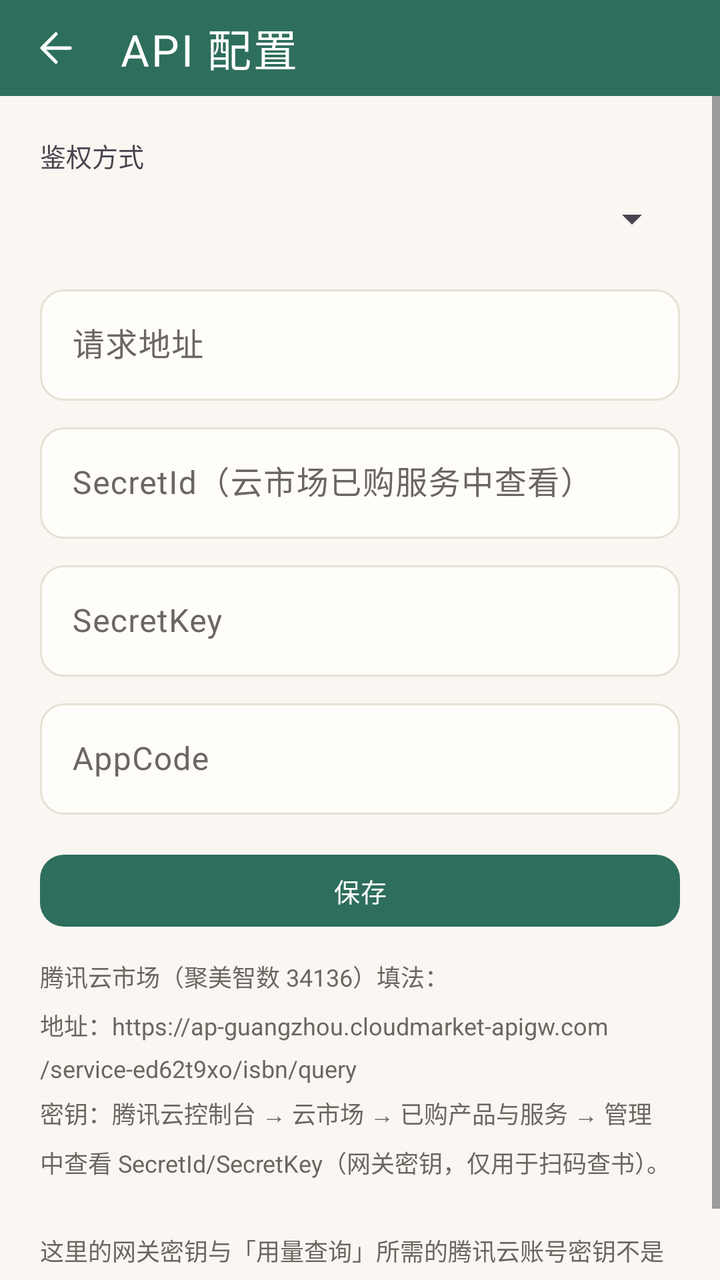
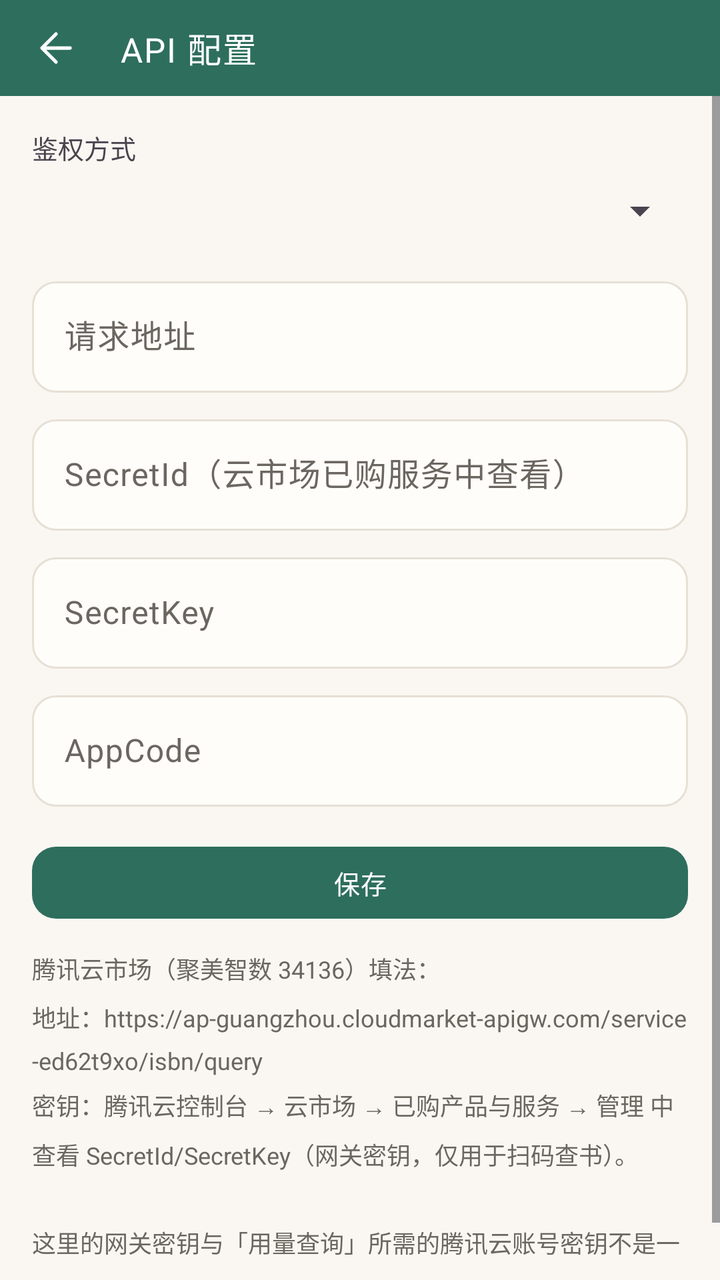

An Android layout rendered at two revisions. The XML below is the earlier revision; the diff shows what the commit changed to produce the second picture.
<!-- AndroidManifest.xml: application theme Theme.Bookshelf -->
<!-- res/layout/activity_api_config.xml -->
<?xml version="1.0" encoding="utf-8"?>
<LinearLayout xmlns:android="http://schemas.android.com/apk/res/android"
    xmlns:app="http://schemas.android.com/apk/res-auto"
    android:layout_width="match_parent"
    android:layout_height="match_parent"
    android:orientation="vertical">

    <com.google.android.material.appbar.MaterialToolbar
        android:id="@+id/toolbar"
        style="@style/Widget.Bookshelf.Toolbar"
        android:layout_width="match_parent"
        android:layout_height="@dimen/toolbar_h"
        app:navigationIcon="@drawable/ic_back"
        app:title="API 配置" />

    <ScrollView
        android:layout_width="match_parent"
        android:layout_height="0dp"
        android:layout_weight="1"
        android:fillViewport="true"
        android:scrollbars="vertical">

                <androidx.constraintlayout.widget.ConstraintLayout
            android:layout_width="match_parent"
            android:layout_height="wrap_content">

<LinearLayout
            android:layout_width="0dp"
            android:layout_height="wrap_content"
            android:orientation="vertical"
            android:padding="20dp"
                    app:layout_constraintWidth_max="@dimen/content_max_width"
                    app:layout_constraintStart_toStartOf="parent"
                    app:layout_constraintEnd_toEndOf="parent"
                    app:layout_constraintHorizontal_bias="0.5"
                    app:layout_constraintTop_toTopOf="parent"
                    app:layout_constraintBottom_toBottomOf="parent"
                >

            <TextView
                android:layout_width="wrap_content"
                android:layout_height="wrap_content"
                android:text="鉴权方式"
                android:textSize="13sp" />

            <Spinner
                android:id="@+id/sp_auth_type"
                android:layout_width="match_parent"
                android:layout_height="wrap_content"
                android:minHeight="44dp" />

            <com.google.android.material.textfield.TextInputLayout
                android:id="@+id/til_base_url"
                android:layout_width="match_parent"
                android:layout_height="wrap_content"
                android:layout_marginTop="8dp"
                android:hint="请求地址">

                <com.google.android.material.textfield.TextInputEditText
                    android:id="@+id/et_base_url"
                    android:layout_width="match_parent"
                    android:layout_height="wrap_content"
                    android:inputType="textUri" />
            </com.google.android.material.textfield.TextInputLayout>

            
            <com.google.android.material.textfield.TextInputLayout
                android:id="@+id/til_secret_id"
                android:layout_width="match_parent"
                android:layout_height="wrap_content"
                android:layout_marginTop="8dp"
                android:hint="SecretId（云市场已购服务中查看）">

                <com.google.android.material.textfield.TextInputEditText
                    android:id="@+id/et_secret_id"
                    android:layout_width="match_parent"
                    android:layout_height="wrap_content" />
            </com.google.android.material.textfield.TextInputLayout>

            <com.google.android.material.textfield.TextInputLayout
                android:id="@+id/til_secret_key"
                android:layout_width="match_parent"
                android:layout_height="wrap_content"
                android:layout_marginTop="8dp"
                android:hint="SecretKey">

                <com.google.android.material.textfield.TextInputEditText
                    android:id="@+id/et_secret_key"
                    android:layout_width="match_parent"
                    android:layout_height="wrap_content" />
            </com.google.android.material.textfield.TextInputLayout>

            
            <com.google.android.material.textfield.TextInputLayout
                android:id="@+id/til_appcode"
                android:layout_width="match_parent"
                android:layout_height="wrap_content"
                android:layout_marginTop="8dp"
                android:hint="AppCode">

                <com.google.android.material.textfield.TextInputEditText
                    android:id="@+id/et_appcode"
                    android:layout_width="match_parent"
                    android:layout_height="wrap_content" />
            </com.google.android.material.textfield.TextInputLayout>

            <com.google.android.material.button.MaterialButton
                android:id="@+id/btn_save"
                android:layout_width="match_parent"
                android:layout_height="wrap_content"
                android:layout_marginTop="16dp"
                android:text="保存" />

            <TextView
                android:layout_width="match_parent"
                android:layout_height="wrap_content"
                android:layout_marginTop="12dp"
                android:lineSpacingMultiplier="1.4"
                android:text="腾讯云市场（聚美智数 34136）填法：\n地址：https://ap-guangzhou.cloudmarket-apigw.com/service-ed62t9xo/isbn/query\n密钥：腾讯云控制台 → 云市场 → 已购产品与服务 → 管理 中查看 SecretId/SecretKey（网关密钥，仅用于扫码查书）。\n\n这里的网关密钥与「用量查询」所需的腾讯云账号密钥不是一套，用量查询请前往「用量查询」页填写。"
                android:textSize="12sp"
                android:textColor="?attr/on_surface_variant" />
        </LinearLayout>
        </androidx.constraintlayout.widget.ConstraintLayout>
    </ScrollView>
</LinearLayout>
<!-- resources referenced by this layout -->
<resources>
  <dimen name="content_max_width">9999dp</dimen>
  <dimen name="toolbar_h">48dp</dimen>
  <style name="TextAppearance.Bookshelf.ToolbarTitle" parent="TextAppearance.Material3.TitleLarge">
          <item name="android:textSize">@dimen/text_title</item>
          <item name="android:fontFamily">serif</item>
          <item name="android:textStyle">normal</item>
          <item name="android:letterSpacing">0.04</item>
          <item name="android:textColor">@color/white</item>
      </style>
  <color name="primary">#2E6E5C</color>
  <color name="primary_dark">#1F4D40</color>
  <color name="accent">#C08A3E</color>
  <color name="chip_bg">#E8F0ED</color>
  <color name="green_container">#E6F0EC</color>
  <color name="green_on_container">#1C4A3E</color>
  <color name="green_page">#FAF7F2</color>
  <color name="green_surface">#FFFDF9</color>
  <color name="green_surface_dim">#F3EEE6</color>
  <color name="green_outline">#E6E0D5</color>
  <color name="green_outline_strong">#D8D0C2</color>
  <dimen name="text_title">22sp</dimen>
  <color name="white">#FFFFFF</color>
  <color name="bg_page">#FAF7F2</color>
  <color name="surface">#FFFDF9</color>
  <color name="surface_dim">#F4F0E9</color>
  <color name="outline">#E6E0D5</color>
  <color name="outline_strong">#CFC5B4</color>
  <color name="text_main">#2B2B2B</color>
  <color name="text_sub">#6B6660</color>
  <color name="accent_text">#8A5A1A</color>
  <style name="Widget.Bookshelf.MaterialCard" parent="Widget.Material3.CardView.Outlined">
          <item name="cardCornerRadius">@dimen/card_corner</item>
          <item name="cardElevation">0dp</item>
          <item name="strokeColor">?attr/outline</item>
          <item name="strokeWidth">1dp</item>
      </style>
  <style name="Widget.Bookshelf.ChipGroup" parent="Widget.Material3.ChipGroup">
          <item name="chipSpacingHorizontal">8dp</item>
          <item name="chipSpacingVertical">4dp</item>
          <item name="singleLine">false</item>
      </style>
  <style name="ThemeOverlay.Bookshelf.BottomSheet" parent="ThemeOverlay.Material3.BottomSheetDialog">
          <item name="bottomSheetStyle">@style/Widget.Bookshelf.BottomSheet</item>
      </style>
  <style name="ShapeAppearance.Bookshelf.Medium" parent="ShapeAppearance.Material3.Corner.Medium">
          <item name="cornerSize">@dimen/radius_md</item>
      </style>
  <dimen name="text_body_small">13sp</dimen>
  <dimen name="radius_md">12dp</dimen>
  <dimen name="card_corner">16dp</dimen>
  <style name="ShapeAppearance.Bookshelf.Pill" parent="ShapeAppearance.Material3.Corner.Full">
          <item name="cornerSize">50%</item>
      </style>
  <style name="TextAppearance.Bookshelf.DialogTitle" parent="MaterialAlertDialog.Material3.Title.Text">
          <item name="android:textSize">@dimen/text_title_toolbar</item>
          <item name="android:textStyle">bold</item>
          <item name="android:textColor">?attr/on_surface</item>
      </style>
  <style name="Widget.Bookshelf.Button.Dialog" parent="Widget.Material3.Button.TextButton.Dialog">
          <item name="android:textSize">@dimen/text_body_small</item>
          <item name="android:textAllCaps">false</item>
      </style>
  <style name="ShapeAppearance.Bookshelf.Dialog" parent="ShapeAppearance.Material3.Corner.Large">
          <item name="cornerSize">@dimen/card_corner</item>
      </style>
  <style name="Widget.Bookshelf.BottomSheet" parent="Widget.Material3.BottomSheet.Modal">
          <item name="shapeAppearance">@style/ShapeAppearance.Bookshelf.BottomSheet</item>
          <item name="backgroundTint">?attr/surface</item>
          
          <item name="elevationOverlayEnabled">false</item>
      </style>
  <dimen name="text_title_toolbar">16sp</dimen>
  <!-- unchanged entries left out for length: 10 -->
</resources>

<!-- the commit's change to res/layout/activity_api_config.xml (unified diff, before → after) -->
@@ -28,7 +28,7 @@
             android:layout_width="0dp"
             android:layout_height="wrap_content"
             android:orientation="vertical"
-            android:padding="20dp"
+            android:padding="@dimen/page_padding"
                     app:layout_constraintWidth_max="@dimen/content_max_width"
                     app:layout_constraintStart_toStartOf="parent"
                     app:layout_constraintEnd_toEndOf="parent"
<!-- resource entries referenced after the edit -->
@@ -1,13 +1,15 @@
 <!-- resources referenced by this layout -->
 <resources>
   <dimen name="content_max_width">9999dp</dimen>
+  <dimen name="page_padding">16dp</dimen>
   <dimen name="toolbar_h">48dp</dimen>
   <style name="TextAppearance.Bookshelf.ToolbarTitle" parent="TextAppearance.Material3.TitleLarge">
-          <item name="android:textSize">@dimen/text_title</item>
+          
+          <item name="android:textSize">@dimen/text_headline</item>
           <item name="android:fontFamily">serif</item>
           <item name="android:textStyle">normal</item>
           <item name="android:letterSpacing">0.04</item>
-          <item name="android:textColor">@color/white</item>
+          <item name="android:textColor">?attr/colorOnPrimary</item>
       </style>
   <color name="primary">#2E6E5C</color>
   <color name="primary_dark">#1F4D40</color>
@@ -20,8 +22,7 @@
   <color name="green_surface_dim">#F3EEE6</color>
   <color name="green_outline">#E6E0D5</color>
   <color name="green_outline_strong">#D8D0C2</color>
-  <dimen name="text_title">22sp</dimen>
-  <color name="white">#FFFFFF</color>
+  <dimen name="text_headline">17sp</dimen>
   <color name="bg_page">#FAF7F2</color>
   <color name="surface">#FFFDF9</color>
   <color name="surface_dim">#F4F0E9</color>
